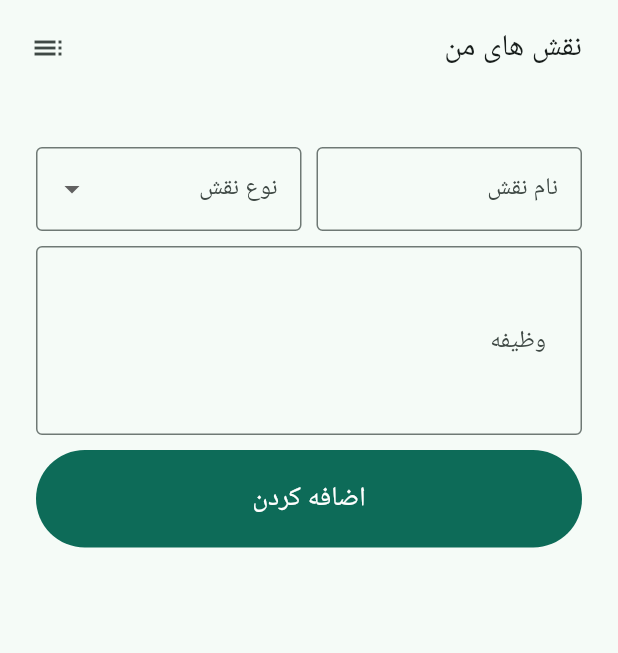
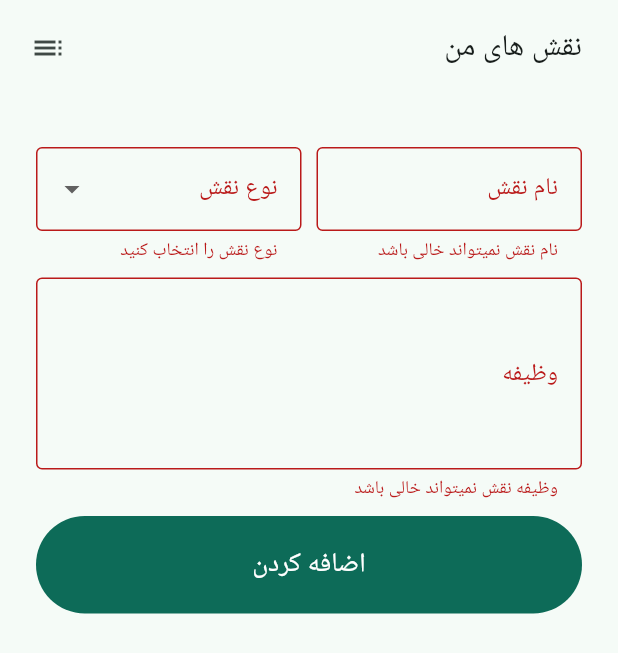
Before and after one commit to TiimmyFTurner/mafia_2, a Flutter app: the MyRoles widget shown alone on an empty page, opened directly, after a tap on the "add" icon, after a tap on "اضافه کردن", on a phone screen of 412 x 824 dp. Shown: the top 653 px of the screen. Run offline on Flutter 3.47's test engine with Material 3 defaults, Android fonts, the light colour scheme and no system bars; drawn by our look-alikes of dynamic_color; our stand-ins replace flutter_riverpod, freezed_annotation, go_router, riverpod_annotation, shared_preferences; accounts and stored records are empty; generated files the repository leaves out were written again; Roboto replaces fonts that are missing (Koodak).

Commit message:
my roles widget is done

```diff
--- a/lib/presentation/screens/set_roles_screen.dart
+++ b/lib/presentation/screens/set_roles_screen.dart
@@ -2,7 +2,7 @@ import 'package:flutter/material.dart';
 import 'package:flutter_riverpod/flutter_riverpod.dart';
 import 'package:go_router/go_router.dart';
 import 'package:mafia_2/applications/state_management/player_and_roles_provider.dart';
-import 'package:mafia_2/presentation/widgets/myRoles.dart';
+import 'package:mafia_2/presentation/widgets/my_roles_widget.dart';
 import 'package:mafia_2/presentation/widgets/role_list_item_widget.dart';
 import 'package:mafia_2/presentation/widgets/selected_roles_bottom_sheet.dart';
 
@@ -168,7 +168,7 @@ _menuOnSelected(int value, BuildContext context,ref) {
           showDragHandle: true,
           context: context,
           isScrollControlled: true,
-          builder: (builder) => MyRoles());
+          builder: (builder) => const MyRoles());
           // .then((value) => ref.read(customRoleProvider.notifier).());
       break;
   }
--- a/lib/presentation/widgets/myRoles.dart
+++ /dev/null
@@ -1,358 +0,0 @@
-import 'package:flutter/material.dart';
-import 'package:flutter_riverpod/flutter_riverpod.dart';
-import 'package:mafia_2/domain/data_models/role_model.dart';
-import 'package:mafia_2/presentation/widgets/role_list_item_widget.dart';
-
-class MyRoles extends ConsumerStatefulWidget {
-  @override
-  _MyRolesState createState() => _MyRolesState();
-}
-
-class _MyRolesState extends ConsumerState<MyRoles> {
-  final Map<String, dynamic> _addRoleFormData = {
-    'name': null,
-    'job': null,
-    'type': null,
-    'order': null
-  };
-  final GlobalKey<FormState> _addRoleFormKey = GlobalKey<FormState>();
-  bool status = false;
-
-  @override
-  Widget build(BuildContext context) {
-    List statusIcon = [
-      IconButton(
-          key: const ValueKey(1),
-          icon: const Icon(Icons.add),
-          onPressed: () {
-            setState(() {
-              status = !status;
-            });
-          }),
-      IconButton(
-        key: const ValueKey(2),
-        icon: const Icon(Icons.list),
-        onPressed: () {
-          setState(() {
-            status = !status;
-          });
-        },
-      ),
-    ];
-    return SizedBox(
-      height: MediaQuery.of(context).size.height / 1.13,
-      child: Column(
-        children: [
-          Row(
-            mainAxisAlignment: MainAxisAlignment.spaceBetween,
-            children: [
-              // const SizedBox(width: 8),
-              const Padding(
-                padding: EdgeInsets.symmetric(horizontal: 24),
-                child: Text("نقش های من", style: TextStyle(fontSize: 20)),
-              ),
-              Padding(
-                padding: const EdgeInsets.all(8),
-                child: AnimatedSwitcher(
-                  duration: const Duration(seconds: 1),
-                  child: statusIcon[status ? 1 : 0],
-                  transitionBuilder: (child, animation) =>
-                      ScaleTransition(scale: animation, child: child),
-                ),
-              ),
-            ],
-          ),
-          _body()
-        ],
-      ),
-    );
-  }
-
-  Widget _body() {
-    if (status) {
-      return Form(
-        key: _addRoleFormKey,
-        child: SingleChildScrollView(
-          child: Padding(
-            padding: const EdgeInsets.all(24),
-            child: Column(
-              mainAxisAlignment: MainAxisAlignment.center,
-              children: [
-                const SizedBox(height: 10),
-                Row(
-                  children: [
-                    Flexible(child: _buildRoleNameTextField()),
-                    const SizedBox(width: 10),
-                    Flexible(child: _buildRoleTypeDropDownField()),
-                  ],
-                ),
-                const SizedBox(height: 10),
-                _buildRoleJobTextField(),
-                const SizedBox(height: 10),
-                _buildAddBtnTextField()
-              ],
-            ),
-          ),
-        ),
-      );
-    } else {
-      if (true)
-      // (Provider.of<RolesNPlayers>(context).customRoles.isEmpty ||
-      //     Provider.of<RolesNPlayers>(context).customRoles == null)
-      {
-        return Column(
-          children: [
-            Image.asset("asset/theme/empty.png"),
-            const Text(
-              'نقشی وجود نداره',
-              style: TextStyle(fontSize: 22),
-            ),
-            const Opacity(
-              opacity: .6,
-              child: Text(
-                "برای اضافه کردن نقش جدید از ' + ' استفاده کنید ",
-                style: TextStyle(fontSize: 18),
-              ),
-            )
-          ],
-        );
-      } else {
-        // return _roleGeidView(
-        //     roles: Provider.of<RolesNPlayers>(context).customRoles);
-      }
-    }
-  }
-
-  Widget _roleGeidView({required List roles}) {
-    return GridView.count(
-      padding: const EdgeInsets.all(10),
-      physics: const NeverScrollableScrollPhysics(),
-      shrinkWrap: true,
-      crossAxisCount: 3,
-      childAspectRatio: (2 / 1),
-      children: List.generate(
-        roles.length,
-        (index) => InkWell(
-          borderRadius: BorderRadius.circular(20),
-          child: RoleListItemWidget(roles[index]),
-          onTap: () {
-            showModalBottomSheet(
-              context: context,
-              enableDrag: true,
-              isScrollControlled: true,
-              builder: (builder) {
-                return Container(
-                  height: MediaQuery.of(context).size.height / 1.2,
-                  margin: const EdgeInsets.all(8),
-                  decoration: BoxDecoration(
-                    color: Theme.of(context).colorScheme.secondary,
-                    borderRadius: const BorderRadius.all(Radius.circular(28.0)),
-                  ),
-                  child: _roleDatails(context, roles[index]),
-                );
-              },
-            );
-          },
-        ),
-      ),
-    );
-  }
-
-  Widget _roleDatails(context, role) {
-    String type = role.type == 'C'
-        ? "شهروند"
-        : role.type == 'M'
-            ? "مافیا"
-            : "مستقل";
-    return Column(
-      mainAxisSize: MainAxisSize.min,
-      children: [
-        Padding(
-          padding: const EdgeInsets.all(10),
-          child: Row(
-            mainAxisAlignment: MainAxisAlignment.spaceBetween,
-            children: [
-              IconButton(
-                icon: const Icon(Icons.close),
-                onPressed: () => Navigator.of(context).pop(),
-              ),
-              IconButton(
-                icon: const Icon(
-                  Icons.delete_outline,
-                  color: Colors.red,
-                  size: 30,
-                ),
-                onPressed: () => showAlertDialog(context, role),
-              ),
-            ],
-          ),
-        ),
-        const SizedBox(height: 25),
-        Text("نقش: " + role.name + "\nگروه: " + type,
-            style: const TextStyle(fontSize: 24.0),
-            textAlign: TextAlign.center,
-            textDirection: TextDirection.rtl),
-        const SizedBox(height: 15),
-        Expanded(
-          child: Padding(
-            padding: const EdgeInsets.all(8.0),
-            child: SingleChildScrollView(
-              child: Card(
-                shape: RoundedRectangleBorder(
-                    borderRadius: BorderRadius.circular(20)),
-                child: Padding(
-                  padding: const EdgeInsets.all(24.0),
-                  child: Text(
-                    role.job,
-                    style: const TextStyle(fontSize: 16),
-                    textDirection: TextDirection.rtl,
-                    textAlign: TextAlign.center,
-                  ),
-                ),
-              ),
-            ),
-          ),
-        ),
-      ],
-    );
-  }
-
-  showAlertDialog(BuildContext context, Role role) {
-    Widget cancelButton = TextButton(
-      child: const Text(
-        "بازگشت",
-      ),
-      onPressed: () => Navigator.of(context).pop(),
-    );
-    Widget continueButton = TextButton(
-      child: const Text("حذف", style: TextStyle(color: Colors.red)),
-      onPressed: () {
-        Navigator.of(context).pop();
-        Navigator.of(context).pop();
-        // Provider.of<RolesNPlayers>(context, listen: false).removeCustomRole =
-        //     role;
-      },
-    );
-
-    AlertDialog alert = AlertDialog(
-      shape: const RoundedRectangleBorder(
-          borderRadius: BorderRadius.all(Radius.circular(40))),
-      backgroundColor: Theme.of(context).colorScheme.secondary,
-      title: const Text("نقش مورد نظر حذف شود ؟"),
-      actions: [
-        ButtonBar(
-          children: [
-            cancelButton,
-            continueButton,
-          ],
-        ),
-      ],
-    );
-    showDialog(
-      context: context,
-      builder: (BuildContext context) {
-        return Directionality(textDirection: TextDirection.rtl, child: alert);
-      },
-    );
-  }
-
-  Widget _buildRoleNameTextField() {
-    return TextFormField(
-      onSaved: (value) {
-        // _addRoleFormData['name'] = value;
-      },
-      // validator: (value) => value?.isEmpty || value.length < 1
-      //     ? 'نام نقش نمیتواند خالی باشد'
-      //     : null,
-      decoration: const InputDecoration(
-          labelText: 'نام نقش', border: OutlineInputBorder()),
-    );
-  }
-
-  Widget _buildRoleTypeDropDownField() {
-    return DropdownButtonFormField(
-      // validator: (String value) =>
-      //     value == null ? 'نوع نقش را انتخاب کنید' : null,
-      // dropdownColor: Theme.of(context).colorScheme.secondary,
-      // value: roleType,
-      items: [
-        {'name': 'مافیا', 'value': 'M'},
-        {'name': 'شهروند', 'value': 'C'},
-        {'name': 'مستقل', 'value': 'I'}
-      ].map(
-        (item) {
-          return DropdownMenuItem(
-            value: item['value'],
-            child: Row(
-              mainAxisAlignment: MainAxisAlignment.end,
-              children: [
-                Text(
-                  item['name']!,
-                  textDirection: TextDirection.rtl,
-                ),
-              ],
-            ),
-          );
-        },
-      ).toList(),
-      onChanged: (value) {
-        _addRoleFormData['type'] = value;
-        _addRoleFormData['order'] = value == 'M'
-            ? 15
-            : value == 'C'
-                ? 43
-                : 59;
-      },
-      decoration: const InputDecoration(
-        labelText: 'نوع نقش',
-        border: OutlineInputBorder(),
-
-        // contentPadding: EdgeInsets.symmetric(vertical: 15, horizontal: 20),
-        // border: OutlineInputBorder(
-        //     borderRadius: BorderRadius.all(Radius.circular(40))),
-        // enabledBorder: OutlineInputBorder(
-        //     borderRadius: BorderRadius.all(Radius.circular(40))),
-      ),
-    );
-  }
-
-  Widget _buildRoleJobTextField() {
-    return TextFormField(
-      maxLines: 4,
-      // onSaved: (String value) {
-      //   _addRoleFormData['job'] = value;
-      // },
-      // validator: (String value) => value.isEmpty || value.length < 1
-      //     ? 'وظیفه نقش نمیتواند خالی باشد'
-      //     : null,
-      decoration: const InputDecoration(
-          labelText: 'وظیفه',
-          contentPadding: EdgeInsets.symmetric(vertical: 15, horizontal: 20),
-          border: OutlineInputBorder()),
-    );
-  }
-
-  Widget _buildAddBtnTextField() {
-    return SizedBox(
-      height: 65,
-      width: double.infinity,
-      child: FilledButton(
-        child: const Text(
-          'اضافه کردن',
-          style: TextStyle(fontSize: 18),
-        ),
-        onPressed: () {
-          // if (_addRoleFormKey.currentState.validate()) {
-          //   _addRoleFormKey.currentState.save();
-          //
-          //   Provider.of<RolesNPlayers>(context, listen: false)
-          //       .addCustomRole = Role.fromMap(_addRoleFormData);
-          //   setState(() {
-          //     status = !status;
-          //   });
-          // }
-        },
-      ),
-    );
-  }
-}
--- /dev/null
+++ b/lib/presentation/widgets/my_roles_widget.dart
@@ -0,0 +1,320 @@
+import 'package:flutter/material.dart';
+import 'package:flutter_riverpod/flutter_riverpod.dart';
+import 'package:mafia_2/applications/state_management/player_and_roles_provider.dart';
+import 'package:mafia_2/domain/data_models/role_model.dart';
+import 'package:mafia_2/presentation/widgets/role_list_item_widget.dart';
+
+class MyRoles extends ConsumerStatefulWidget {
+  const MyRoles({super.key});
+
+  @override
+  MyRolesState createState() => MyRolesState();
+}
+
+class MyRolesState extends ConsumerState<MyRoles> {
+  final _nameController = TextEditingController();
+  final _jobController = TextEditingController();
+
+  final Map<String, dynamic> _roleTypeFormData = {'type': null, 'order': null};
+  final GlobalKey<FormState> _addRoleFormKey = GlobalKey<FormState>();
+  bool status = false;
+
+  @override
+  Widget build(BuildContext context) {
+    List statusIcon = [
+      IconButton(
+          key: const ValueKey(1),
+          icon: const Icon(Icons.add),
+          onPressed: () {
+            setState(() {
+              status = !status;
+            });
+          }),
+      IconButton(
+        key: const ValueKey(2),
+        icon: const Icon(Icons.list),
+        onPressed: () {
+          setState(() {
+            status = !status;
+          });
+        },
+      ),
+    ];
+    return SizedBox(
+      height: MediaQuery.of(context).size.height / 1.13,
+      child: Column(
+        children: [
+          Row(
+            mainAxisAlignment: MainAxisAlignment.spaceBetween,
+            children: [
+              const Padding(
+                padding: EdgeInsets.symmetric(horizontal: 24),
+                child: Text("نقش های من", style: TextStyle(fontSize: 20)),
+              ),
+              Padding(
+                padding: const EdgeInsets.all(8),
+                child: AnimatedSwitcher(
+                  duration: const Duration(milliseconds: 250),
+                  child: statusIcon[status ? 1 : 0],
+                  transitionBuilder: (child, animation) =>
+                      ScaleTransition(scale: animation, child: child),
+                ),
+              ),
+            ],
+          ),
+          _body()
+        ],
+      ),
+    );
+  }
+
+  Widget _body() {
+    if (status) {
+      return Form(
+        key: _addRoleFormKey,
+        child: SingleChildScrollView(
+          child: Padding(
+            padding: const EdgeInsets.all(24),
+            child: Column(
+              mainAxisAlignment: MainAxisAlignment.center,
+              children: [
+                const SizedBox(height: 10),
+                Row(
+                  children: [
+                    Flexible(
+                      child: TextFormField(
+                        controller: _nameController,
+                        textInputAction: TextInputAction.next,
+                        onSaved: (val) {
+                          _nameController.clear();
+                        },
+                        validator: (value) {
+                          if (value == null || value.isEmpty) {
+                            return 'نام نقش نمیتواند خالی باشد';
+                          }
+                          return null;
+                        },
+                        decoration: const InputDecoration(
+                            labelText: 'نام نقش', border: OutlineInputBorder()),
+                      ),
+                    ),
+                    const SizedBox(width: 10),
+                    Flexible(
+                      child: DropdownButtonFormField(
+                        validator: (value) =>
+                            value == null ? 'نوع نقش را انتخاب کنید' : null,
+                        items: [
+                          {'name': 'مافیا', 'value': 'M'},
+                          {'name': 'شهروند', 'value': 'C'},
+                          {'name': 'مستقل', 'value': 'I'}
+                        ].map(
+                          (item) {
+                            return DropdownMenuItem(
+                              value: item['value'],
+                              child: Row(
+                                mainAxisAlignment: MainAxisAlignment.end,
+                                children: [
+                                  Text(
+                                    item['name']!,
+                                    textDirection: TextDirection.rtl,
+                                  ),
+                                ],
+                              ),
+                            );
+                          },
+                        ).toList(),
+                        onChanged: (value) {
+                          _roleTypeFormData['type'] = value;
+                          _roleTypeFormData['order'] = value == 'M'
+                              ? 15
+                              : value == 'C'
+                                  ? 43
+                                  : 59;
+                        },
+                        decoration: const InputDecoration(
+                          labelText: 'نوع نقش',
+                          border: OutlineInputBorder(),
+                        ),
+                      ),
+                    ),
+                  ],
+                ),
+                const SizedBox(height: 10),
+                TextFormField(
+                  controller: _jobController,
+                  onSaved: (val) {
+                    _jobController.clear();
+                  },
+                  maxLines: 4,
+                  validator: (value) => value == null || value.isEmpty
+                      ? 'وظیفه نقش نمیتواند خالی باشد'
+                      : null,
+                  decoration: const InputDecoration(
+                      labelText: 'وظیفه', border: OutlineInputBorder()),
+                ),
+                const SizedBox(height: 10),
+                SizedBox(
+                  height: 65,
+                  width: double.infinity,
+                  child: FilledButton(
+                    child: const Text(
+                      'اضافه کردن',
+                      style: TextStyle(fontSize: 18),
+                    ),
+                    onPressed: () {
+                      if (_addRoleFormKey.currentState!.validate()) {
+                        ref.read(customRoleProvider.notifier).addCustomRole(
+                              Role(
+                                name: _nameController.text,
+                                job: _jobController.text,
+                                type: _roleTypeFormData['type'],
+                                order: _roleTypeFormData['order'],
+                              ),
+                            );
+                        _addRoleFormKey.currentState!.save();
+                        setState(() {
+                          status = !status;
+                        });
+                      }
+                    },
+                  ),
+                ),
+              ],
+            ),
+          ),
+        ),
+      );
+    } else {
+      if (ref.watch(customRoleProvider).isEmpty) {
+        return Column(
+          children: [
+            Image.asset("asset/theme/empty.png"),
+            const Text(
+              'نقشی وجود نداره',
+              style: TextStyle(fontSize: 22),
+            ),
+            const Opacity(
+              opacity: .6,
+              child: Text(
+                "برای اضافه کردن نقش جدید از ' + ' استفاده کنید ",
+                style: TextStyle(fontSize: 18),
+              ),
+            )
+          ],
+        );
+      } else {
+        return _roleGridView(roles: ref.watch(customRoleProvider));
+      }
+    }
+  }
+
+  Widget _roleGridView({required List roles}) {
+    return GridView.count(
+      padding: const EdgeInsets.all(10),
+      shrinkWrap: true,
+      crossAxisCount: 3,
+      childAspectRatio: (2.25 / 1),
+      children: List.generate(
+        roles.length,
+        (index) => InkWell(
+          borderRadius: BorderRadius.circular(20),
+          child: RoleListItemWidget(roles[index]),
+          onTap: () {
+            showModalBottomSheet(
+              showDragHandle: true,
+              context: context,
+              builder: (builder) {
+                return _roleDetails(context, roles[index]);
+              },
+            );
+          },
+        ),
+      ),
+    );
+  }
+
+  Widget _roleDetails(context, role) {
+    String type = role.type == 'C'
+        ? "شهروند"
+        : role.type == 'M'
+            ? "مافیا"
+            : "مستقل";
+    return SingleChildScrollView(
+      child: Column(
+        mainAxisSize: MainAxisSize.min,
+        crossAxisAlignment: CrossAxisAlignment.stretch,
+        children: [
+          Padding(
+            padding: const EdgeInsets.only(left: 16, right: 26),
+            child: Row(
+              mainAxisAlignment: MainAxisAlignment.spaceBetween,
+              children: [
+                Text(role.name, style: const TextStyle(fontSize: 24.0)),
+                IconButton(
+                  icon: const Icon(
+                    Icons.delete_outline,
+                    color: Colors.red,
+                    size: 30,
+                  ),
+                  onPressed: () => showAlertDialog(context, role),
+                ),
+              ],
+            ),
+          ),
+          const SizedBox(height: 8),
+          Padding(
+            padding: const EdgeInsets.symmetric(horizontal: 26),
+            child: Text(
+              "گروه: $type",
+              style: const TextStyle(fontSize: 24.0),
+            ),
+          ),
+          const SizedBox(height: 8),
+          Padding(
+            padding: const EdgeInsets.symmetric(horizontal: 16),
+            child: Card(
+              color: Theme.of(context).colorScheme.surfaceVariant,
+              elevation: 0,
+              shape: RoundedRectangleBorder(
+                  borderRadius: BorderRadius.circular(20)),
+              child: Padding(
+                padding: const EdgeInsets.all(24.0),
+                child: Text(
+                  role.job,
+                  style: const TextStyle(fontSize: 16),
+                  textAlign: TextAlign.justify,
+                ),
+              ),
+            ),
+          ),
+          const SizedBox(height: 16),
+        ],
+      ),
+    );
+  }
+
+  showAlertDialog(BuildContext context, Role role) {
+    showDialog(
+      context: context,
+      builder: (BuildContext context) {
+        return AlertDialog(
+          title: const Text("نقش مورد نظر حذف شود ؟"),
+          actions: [
+            TextButton(
+              child: const Text("بازگشت"),
+              onPressed: () => Navigator.of(context).pop(),
+            ),
+            TextButton(
+              child: Text("حذف", style: TextStyle(color: Theme.of(context).colorScheme.error)),
+              onPressed: () {
+                Navigator.of(context).pop();
+                Navigator.of(context).pop();
+                ref.read(customRoleProvider.notifier).removeCustomRole(role);
+              },
+            )
+          ],
+        );
+      },
+    );
+  }
+}
```
